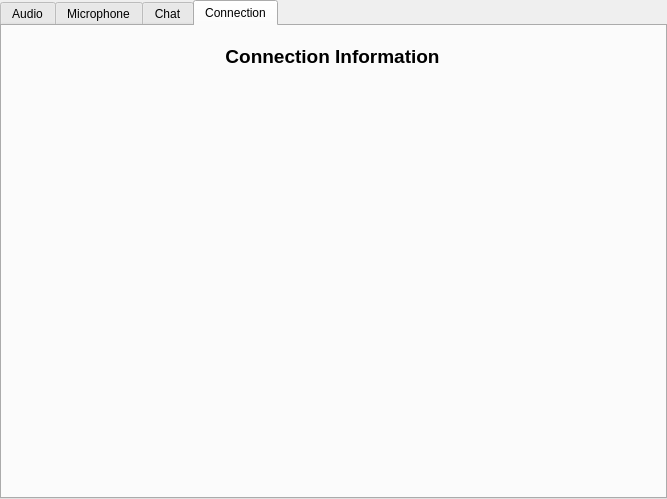
Before: the Qt Designer form src/application/appwindow.ui in mvan/4985Final, drawn with Qt 5.
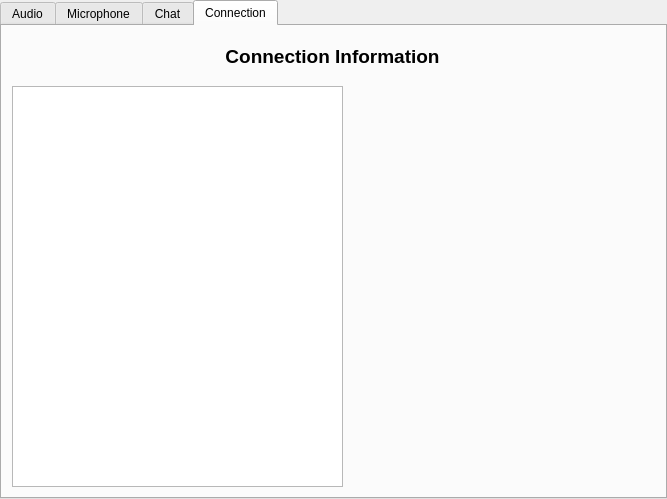
After: the same form once the commit is applied. The open tabs and pages were chosen to show the change. Custom widgets are drawn as their Qt base class.

Commit message: Uncomment server comtrol

What changed in the file:
```diff
--- a/src/application/appwindow.ui
+++ b/src/application/appwindow.ui
@@ -441,6 +441,16 @@
 &lt;p align=&quot;center&quot; style=&quot; margin-top:0px; margin-bottom:0px; margin-left:0px; margin-right:0px; -qt-block-indent:0; text-indent:0px;&quot;&gt;&lt;span style=&quot; font-size:14pt; font-weight:600;&quot;&gt;Connection Information&lt;/span&gt;&lt;/p&gt;&lt;/body&gt;&lt;/html&gt;</string>
     </property>
    </widget>
+   <widget class="QPlainTextEdit" name="clientsList">
+    <property name="geometry">
+     <rect>
+      <x>10</x>
+      <y>60</y>
+      <width>331</width>
+      <height>401</height>
+     </rect>
+    </property>
+   </widget>
   </widget>
  </widget>
  <customwidgets>
```
Left out of the diff: 2 changed lines with no effect on the pictures. The commit also changes 1 other file.
